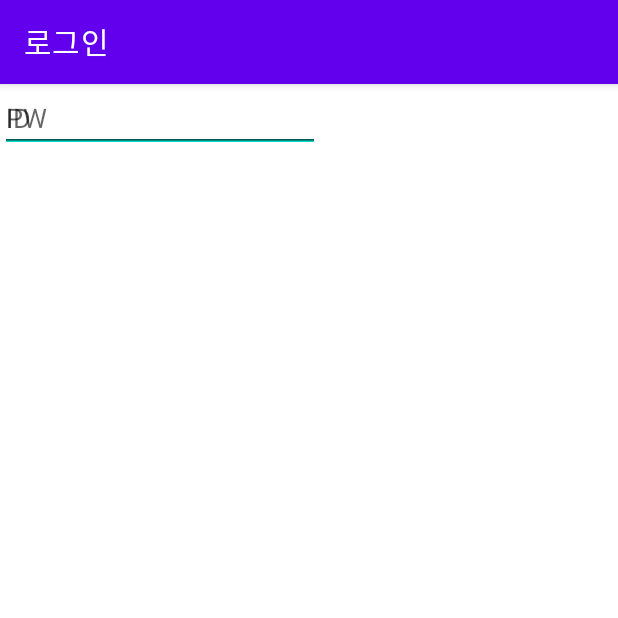
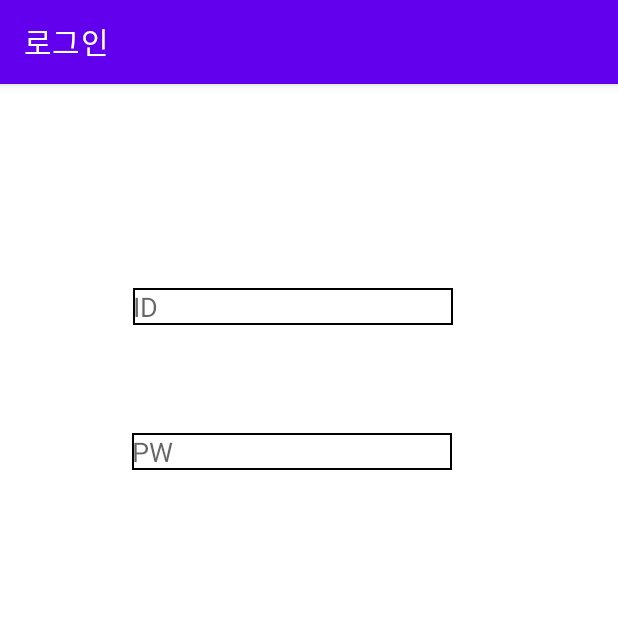
Before and after one commit to 2021-SMHRD-IITP-AI/j_android, an Android app: the Login screen opened directly, with no data from a screen before it, on a phone screen of 412 x 824 dp, the top half of it. Run offline under Robolectric (Android 15) with nearby library versions, the phone set to English and light mode, and no system bars.

Commit message:
로그인

```diff
--- /dev/null
+++ b/app/src/main/res/drawable-v24/border.xml
@@ -0,0 +1,9 @@
+<?xml version="1.0" encoding="utf-8"?>
+<layer-list xmlns:android="http://schemas.android.com/apk/res/android" >
+    <item>
+        <shape android:shape="rectangle">
+            <stroke android:width="1dp" android:color="#000000" />
+            <solid android:color="#00FFFFFF" />
+        </shape>
+    </item>
+</layer-list>
--- a/app/src/main/res/layout/activity_login.xml
+++ b/app/src/main/res/layout/activity_login.xml
@@ -10,20 +10,34 @@
         android:id="@+id/editTextTextPersonName"
         android:layout_width="wrap_content"
         android:layout_height="wrap_content"
+        android:layout_marginStart="90dp"
+        android:layout_marginLeft="90dp"
+        android:layout_marginTop="136dp"
+        android:layout_marginEnd="112dp"
+        android:layout_marginRight="112dp"
+        android:background="@drawable/border"
         android:ems="10"
         android:hint="ID"
         android:inputType="textPersonName"
-        tools:layout_editor_absoluteX="89dp"
-        tools:layout_editor_absoluteY="136dp" />
+        app:layout_constraintEnd_toEndOf="parent"
+        app:layout_constraintStart_toStartOf="parent"
+        app:layout_constraintTop_toTopOf="parent" />
 
     <EditText
         android:id="@+id/editTextTextPassword"
         android:layout_width="wrap_content"
         android:layout_height="wrap_content"
+        android:layout_marginStart="89dp"
+        android:layout_marginLeft="89dp"
+        android:layout_marginTop="72dp"
+        android:layout_marginEnd="112dp"
+        android:layout_marginRight="112dp"
+        android:background="@drawable/border"
         android:ems="10"
         android:hint="PW"
         android:inputType="textPassword"
-        tools:layout_editor_absoluteX="89dp"
-        tools:layout_editor_absoluteY="232dp" />
+        app:layout_constraintEnd_toEndOf="parent"
+        app:layout_constraintStart_toStartOf="parent"
+        app:layout_constraintTop_toBottomOf="@+id/editTextTextPersonName" />
 
 </androidx.constraintlayout.widget.ConstraintLayout>
```
